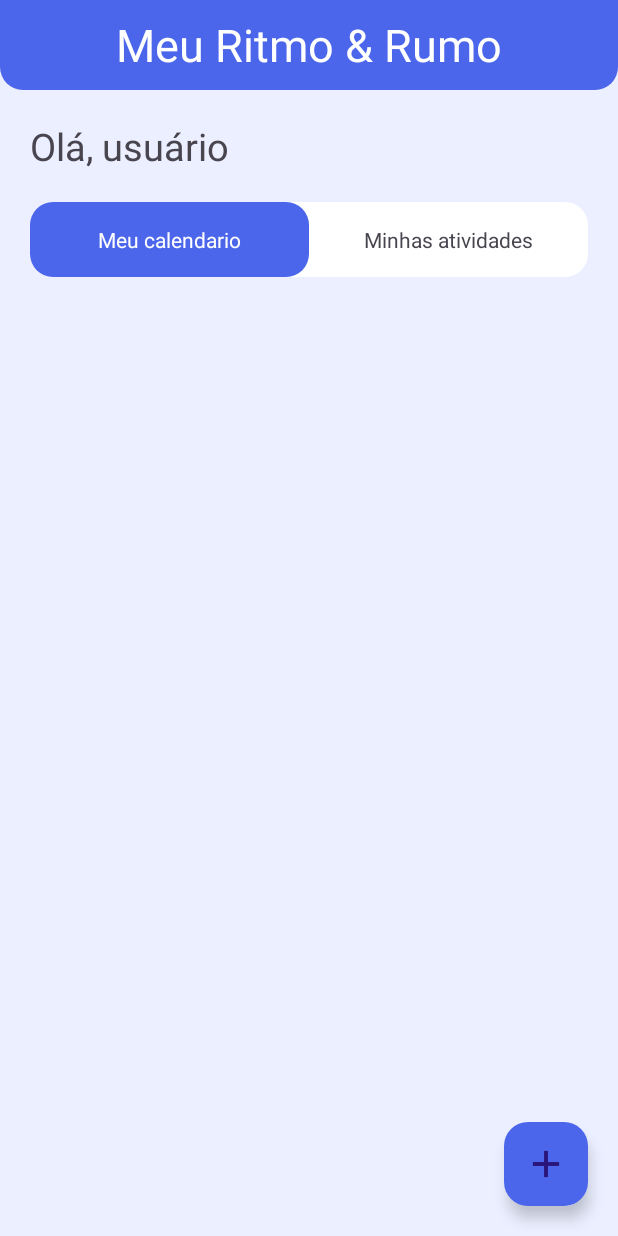
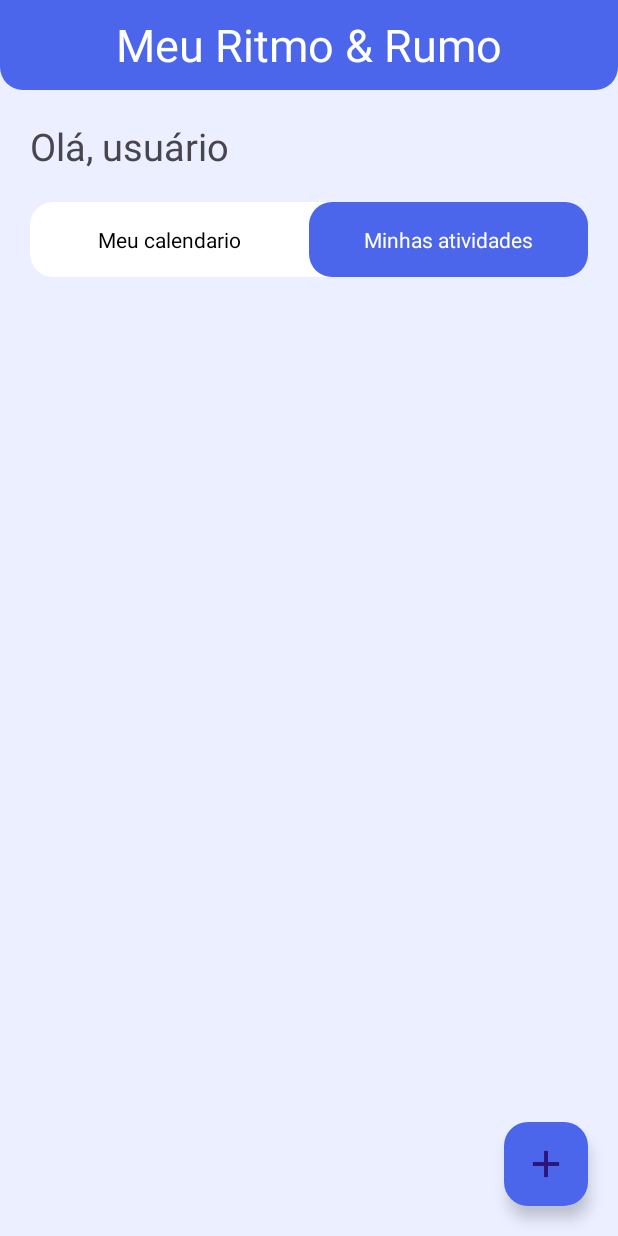
Before and after one commit to daniel-krgr/Trabalho-Integrado-2Bim, an Android app: the AtividadesActivity screen opened directly, with no data from a screen before it, on a phone screen of 412 x 824 dp. Run offline under Robolectric (Android 15) with nearby library versions, the phone set to English and light mode, and no system bars.

Commit message:
atualização

```diff
--- a/app/src/main/res/layout/activity_atividades.xml
+++ b/app/src/main/res/layout/activity_atividades.xml
@@ -45,22 +45,23 @@
         app:layout_constraintEnd_toEndOf="parent">
 
         <TextView
-            style="@style/ContainerTodosOsCantosAzul"
             android:id="@+id/tvSwitchCalendario"
             android:text="@string/meu_calendario"
             android:gravity="center"
-            android:textColor="@color/white"
+            android:textColor="@color/black"
             android:layout_width="match_parent"
             android:layout_height="50dp"
             android:layout_weight="1"
             />
 
         <TextView
+            style="@style/ContainerTodosOsCantosAzul"
             android:id="@+id/tvSwitchAtividades"
             android:text="@string/minhas_atividades"
+            android:textColor="@color/white"
             android:gravity="center"
             android:layout_width="match_parent"
-            android:layout_height="40dp"
+            android:layout_height="50dp"
             android:layout_weight="1"
             />
 
--- a/app/src/main/res/layout/activity_cadastro.xml
+++ b/app/src/main/res/layout/activity_cadastro.xml
@@ -16,7 +16,7 @@
         <TextView
             style="@style/ContainerComponents"
             android:id="@+id/view"
-            android:text="@string/meu_ritmo_e_rumo"
+            android:text="@string/app_name"
             android:textSize="30sp"
             android:textColor="@color/white"
             android:gravity="center"
```
